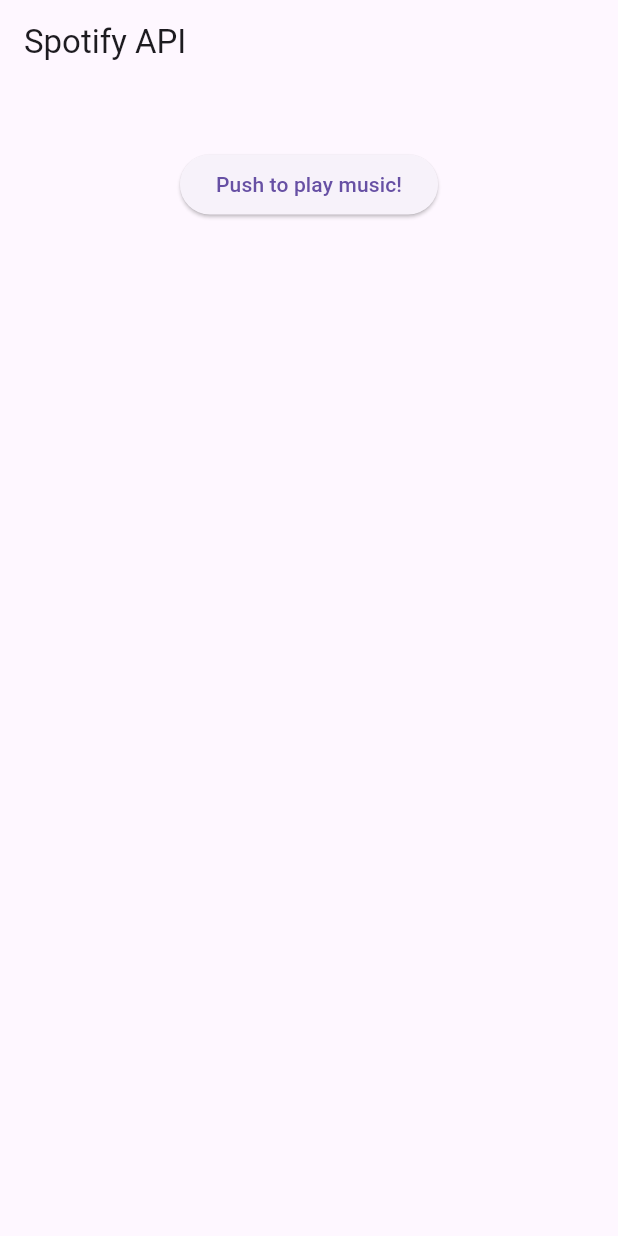
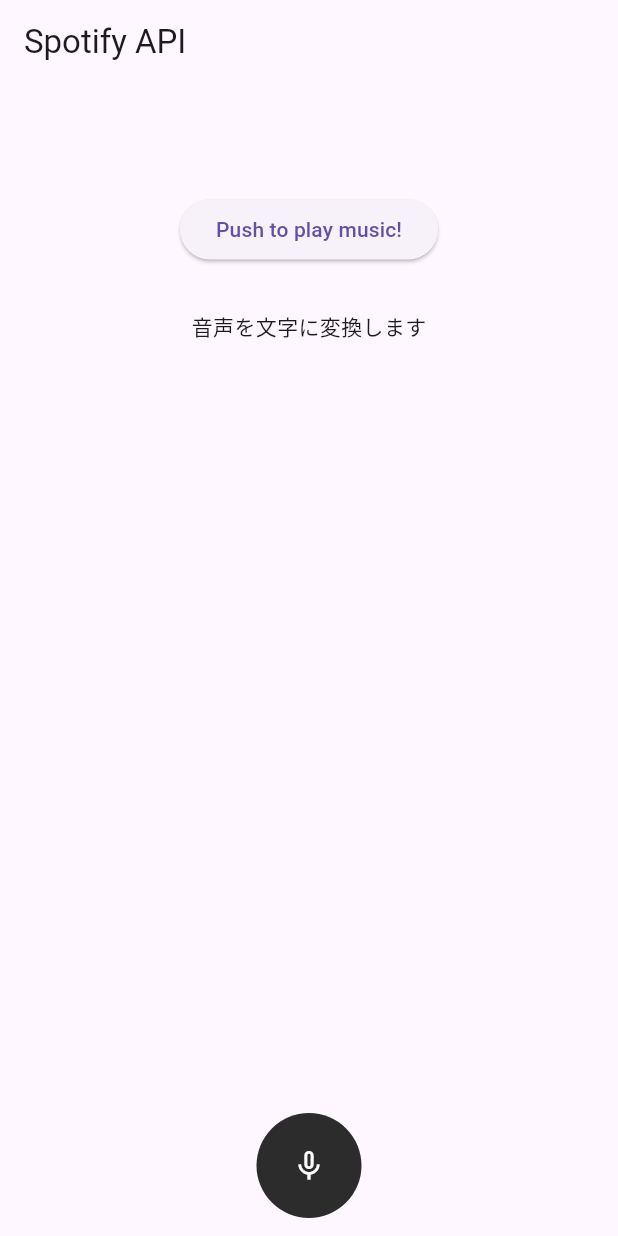
Before and after one commit to Ittalian/Spotify_Automation_for_Flutter, a Flutter app: the screen it shows after launch, on a phone screen of 412 x 824 dp. Run offline on Flutter 3.47's test engine with Material 3 defaults, Android fonts, the phone set to English and light mode, and no system bars; drawn by our look-alikes of avatar_glow; our stand-ins replace speech_to_text.

Commit message:
add manifest, voice recognition

```diff
--- a/lib/main.dart
+++ b/lib/main.dart
@@ -1,27 +1,31 @@
+import 'package:avatar_glow/avatar_glow.dart';
 import 'package:flutter/material.dart';
 import 'package:http/http.dart' as http; // HTTPリクエスト用パッケージ
-import 'dart:convert'; // JSONへの変換用パッケージ
+import 'dart:convert';
+
+import 'package:speech_to_text/speech_to_text.dart'; // JSONへの変換用パッケージ
+
+const BG_COLOR = Color(0xff2C2C2C);
 
 void main() {
   runApp(const MyApp());
 }
 
 class MyApp extends StatelessWidget {
-  const MyApp({Key? key}) : super(key: key);
-  final title = 'Spotify API';
+  const MyApp({super.key});
+  final title = 'Spotify Atomation';
 
   @override
   Widget build(BuildContext context) {
     return MaterialApp(
-      title: 'Spotify API',
-      home: MyHomePage(title: this.title),
+      title: 'spotify automation',
+      home: MyHomePage(title: title),
     );
   }
 }
 
 class MyHomePage extends StatefulWidget {
   const MyHomePage({super.key, required this.title});
-
   final String title;
 
   @override
@@ -30,6 +34,9 @@
 
 class _MyHomePageState extends State<MyHomePage> {
   dynamic responseState;
+  SpeechToText speechToText = SpeechToText();
+  var text = "音声を文字に変換します";
+  var isListening = false;
 
   // アクセストークンの取得
   Future<void> playMusic(int index) async {
@@ -54,15 +61,12 @@
       },
       'position_ms': 0,
     });
-    final playMusicResponse = await http.put(
-      playMusicUrl,
-      headers: {
-      'Authorization': 'Bearer ${accessToken.toString()}',
-      'Content-Type': 'application/json',
-      },
-      body: playMusicBody
-    );
-
+    final playMusicResponse = await http.put(playMusicUrl,
+        headers: {
+          'Authorization': 'Bearer ${accessToken.toString()}',
+          'Content-Type': 'application/json',
+        },
+        body: playMusicBody);
     setState(() {
       responseState = playMusicResponse;
     });
@@ -71,6 +75,49 @@
   @override
   Widget build(BuildContext context) {
     return Scaffold(
+      floatingActionButtonLocation:
+          FloatingActionButtonLocation.miniCenterFloat,
+      floatingActionButton: AvatarGlow(
+        animate: isListening,
+        duration: const Duration(milliseconds: 2000),
+        glowColor: BG_COLOR,
+        child: GestureDetector(
+          // ボタンを押している間だけ認識
+          onTapDown: (details) async {
+            if (!isListening) {
+              var available = await speechToText.initialize();
+              if (available) {
+                setState(() {
+                  isListening = true;
+                  speechToText.listen(
+                    onResult: (result) {
+                      setState(() {
+                        text = result.recognizedWords;
+                      });
+                    },
+                    localeId: 'ja_JP', // 日本語の設定
+                  );
+                });
+              }
+            }
+          },
+          // ボタンを離すと認識
+          onTapUp: (details) {
+            setState(() {
+              isListening = false;
+            });
+            speechToText.stop();
+          },
+          child: CircleAvatar(
+            backgroundColor: BG_COLOR,
+            radius: 35,
+            child: Icon(
+              isListening ? Icons.mic : Icons.mic_none,
+              color: Colors.white,
+            ),
+          ),
+        ),
+      ),
       appBar: AppBar(
         title: const Text('Spotify API'),
       ),
@@ -78,14 +125,17 @@
         child: Column(
           children: [
             Text(
-              responseState == null
-                  ? ''
-                  : "completed!",
+              responseState == null ? '' : "completed!",
               style: const TextStyle(fontSize: 30),
             ),
+            const SizedBox(height: 30), // スペースを追加
             ElevatedButton(
               onPressed: () => playMusic(3),
               child: const Text('Push to play music!'),
+            ),
+            const SizedBox(height: 30), // スペースを追加
+            Text(
+              text
             )
           ],
         ),
--- a/pubspec.yaml
+++ b/pubspec.yaml
@@ -35,6 +35,11 @@
   # The following adds the Cupertino Icons font to your application.
   # Use with the CupertinoIcons class for iOS style icons.
   cupertino_icons: ^1.0.6
+  avatar_glow:
+    git:
+      url: https://github.com/apgapg/avatar_glow
+      ref: master
+  speech_to_text: ^6.1.1
   http: ^1.2.1
 
 dev_dependencies:
```
Also changed, not shown: pubspec.lock, 3 other files.
